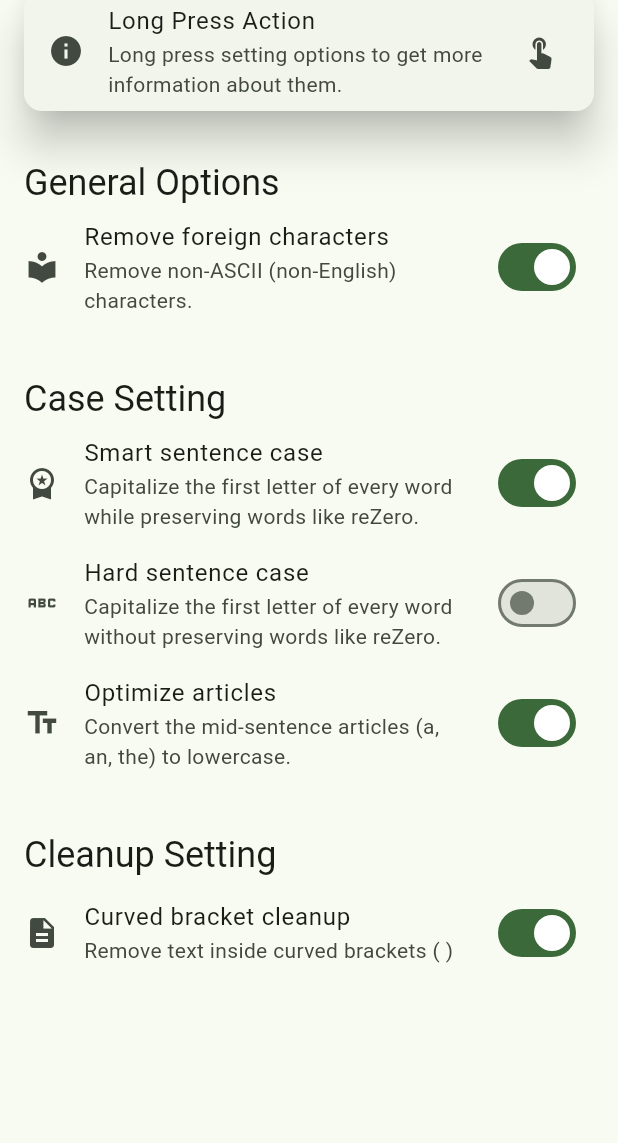
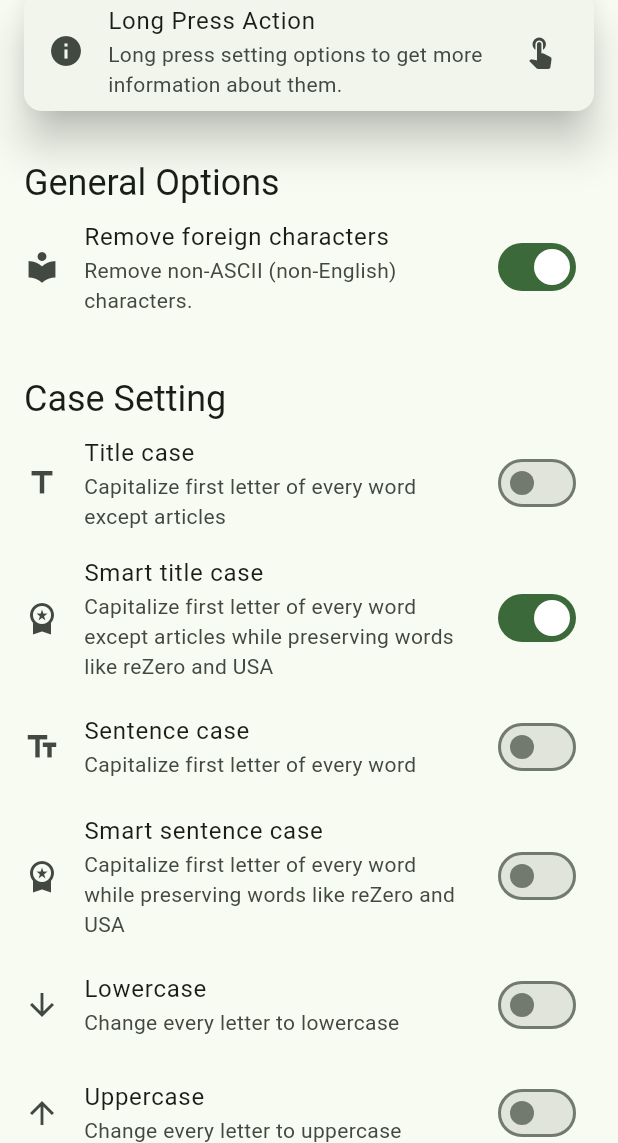
Before and after one commit to Az-21/simplify, a Flutter app: the SettingsPage screen opened directly, on a phone screen of 412 x 824 dp, the part 93-1236 px from its top. Run offline on Flutter 3.47's test engine with Material 2 defaults, Android fonts, the phone set to English and light mode, and no system bars; missing offline and left inert: test.

Commit message:
🧼 refactor options and add `longpress` popup

```diff
--- a/lib/pages/settings/components/case.dart
+++ /dev/null
@@ -1,88 +0,0 @@
-import 'package:flutter/material.dart';
-
-///
-/* ----------------------- Smart Sentence Case Switch ----------------------- */
-///
-class SmartSentenceCaseSwitch extends StatefulWidget {
-  const SmartSentenceCaseSwitch({Key? key}) : super(key: key);
-  @override
-  State<SmartSentenceCaseSwitch> createState() => _SmartSentenceCaseSwitchState();
-}
-
-class _SmartSentenceCaseSwitchState extends State<SmartSentenceCaseSwitch> {
-  /// Field
-  bool isEnabled = true;
-
-  @override
-  Widget build(BuildContext context) {
-    return ListTile(
-      leading: const Icon(Icons.workspace_premium),
-      title: const Text("Smart sentence case"),
-      subtitle: const Text("Capitalize the first letter of every word while preserving words like reZero."),
-      trailing: Switch(
-        value: isEnabled,
-        onChanged: (value) => setState(() {
-          isEnabled = !isEnabled;
-        }),
-      ),
-    );
-  }
-}
-
-///
-/* -------------------------- Sentence Case Switch -------------------------- */
-///
-class HardSentenceCaseSwitch extends StatefulWidget {
-  const HardSentenceCaseSwitch({Key? key}) : super(key: key);
-  @override
-  State<HardSentenceCaseSwitch> createState() => _HardSentenceCaseSwitchState();
-}
-
-class _HardSentenceCaseSwitchState extends State<HardSentenceCaseSwitch> {
-  /// Field
-  bool isEnabled = false;
-
-  @override
-  Widget build(BuildContext context) {
-    return ListTile(
-      leading: const Icon(Icons.abc),
-      title: const Text("Hard sentence case"),
-      subtitle: const Text("Capitalize the first letter of every word without preserving words like reZero."),
-      trailing: Switch(
-        value: isEnabled,
-        onChanged: (value) => setState(() {
-          isEnabled = !isEnabled;
-        }),
-      ),
-    );
-  }
-}
-
-///
-/* ------------------------ Optimize articles switch ------------------------ */
-///
-class OptimizeArticlesSwitch extends StatefulWidget {
-  const OptimizeArticlesSwitch({Key? key}) : super(key: key);
-  @override
-  State<OptimizeArticlesSwitch> createState() => _OptimizeArticlesSwitch();
-}
-
-class _OptimizeArticlesSwitch extends State<OptimizeArticlesSwitch> {
-  /// Field
-  bool isEnabled = true;
-
-  @override
-  Widget build(BuildContext context) {
-    return ListTile(
-      leading: const Icon(Icons.text_fields),
-      title: const Text("Optimize articles"),
-      subtitle: const Text("Convert the mid-sentence articles (a, an, the) to lowercase."),
-      trailing: Switch(
-        value: isEnabled,
-        onChanged: (value) => setState(() {
-          isEnabled = !isEnabled;
-        }),
-      ),
-    );
-  }
-}
--- /dev/null
+++ b/lib/pages/settings/components/case/lowercase.dart
@@ -0,0 +1,66 @@
+import 'package:flutter/material.dart';
+
+/// Constant fields
+const String _title = "Lowercase";
+const String _subtitle = "Change every letter to lowercase";
+
+class LowerCaseOption extends StatefulWidget {
+  const LowerCaseOption({Key? key}) : super(key: key);
+  @override
+  State<LowerCaseOption> createState() => _LowerCaseOptionState();
+}
+
+class _LowerCaseOptionState extends State<LowerCaseOption> {
+  /// Field
+  bool isEnabled = false;
+
+  @override
+  Widget build(BuildContext context) {
+    return ListTile(
+      leading: const Icon(Icons.arrow_downward),
+      title: const Text(_title),
+      subtitle: const Text(_subtitle),
+      onLongPress: () => _MoreInfoPopup(context),
+      trailing: Switch(
+        value: isEnabled,
+        onChanged: (value) => setState(() {
+          isEnabled = !isEnabled;
+        }),
+      ),
+    );
+  }
+
+/* ----------------------------- More info popup ---------------------------- */
+  void _MoreInfoPopup(BuildContext context) {
+    showDialog(
+      context: context,
+      builder: (context) {
+        return AlertDialog(
+          title: const Text(_title),
+          content: SizedBox(
+            width: (2 / 3) * MediaQuery.of(context).size.width,
+            height: (1 / 3) * MediaQuery.of(context).size.height,
+            child: ListView(
+              children: [
+                Text("• Description", style: Theme.of(context).textTheme.labelLarge),
+                const Text(_subtitle),
+                const SizedBox(height: 32),
+                //
+                Text("• Sample Input", style: Theme.of(context).textTheme.labelLarge),
+                const Text("March Comes in Like a Lion - E01"),
+                const SizedBox(height: 32),
+                //
+                Text("• Sample Output", style: Theme.of(context).textTheme.labelLarge),
+                const Text("march comes in like a lion - e01"),
+              ],
+            ),
+          ),
+          actions: [
+            TextButton(onPressed: () {/*TODO*/}, child: const Text("Share Feedback")),
+            OutlinedButton(onPressed: () => Navigator.pop(context), child: const Text("OK")),
+          ],
+        );
+      },
+    );
+  }
+}
--- /dev/null
+++ b/lib/pages/settings/components/case/sentencecase_normal.dart
@@ -0,0 +1,66 @@
+import 'package:flutter/material.dart';
+
+/// Constant fields
+const String _title = "Sentence case";
+const String _subtitle = "Capitalize first letter of every word";
+
+class SentenceCaseOption extends StatefulWidget {
+  const SentenceCaseOption({Key? key}) : super(key: key);
+  @override
+  State<SentenceCaseOption> createState() => _SentenceCaseOptionState();
+}
+
+class _SentenceCaseOptionState extends State<SentenceCaseOption> {
+  /// Field
+  bool isEnabled = false;
+
+  @override
+  Widget build(BuildContext context) {
+    return ListTile(
+      leading: const Icon(Icons.text_fields),
+      title: const Text(_title),
+      subtitle: const Text(_subtitle),
+      onLongPress: () => _MoreInfoPopup(context),
+      trailing: Switch(
+        value: isEnabled,
+        onChanged: (value) => setState(() {
+          isEnabled = !isEnabled;
+        }),
+      ),
+    );
+  }
+
+/* ----------------------------- More info popup ---------------------------- */
+  void _MoreInfoPopup(BuildContext context) {
+    showDialog(
+      context: context,
+      builder: (context) {
+        return AlertDialog(
+          title: const Text(_title),
+          content: SizedBox(
+            width: (2 / 3) * MediaQuery.of(context).size.width,
+            height: (1 / 3) * MediaQuery.of(context).size.height,
+            child: ListView(
+              children: [
+                Text("• Description", style: Theme.of(context).textTheme.labelLarge),
+                const Text(_subtitle),
+                const SizedBox(height: 32),
+                //
+                Text("• Sample Input", style: Theme.of(context).textTheme.labelLarge),
+                const Text("reZero in the USA - S02E01"),
+                const SizedBox(height: 32),
+                //
+                Text("• Sample Output", style: Theme.of(context).textTheme.labelLarge),
+                const Text("Rezero In The Usa - S02E01"),
+              ],
+            ),
+          ),
+          actions: [
+            TextButton(onPressed: () {/*TODO*/}, child: const Text("Share Feedback")),
+            OutlinedButton(onPressed: () => Navigator.pop(context), child: const Text("OK")),
+          ],
+        );
+      },
+    );
+  }
+}
--- /dev/null
+++ b/lib/pages/settings/components/case/sentencecase_smart.dart
@@ -0,0 +1,66 @@
+import 'package:flutter/material.dart';
+
+/// Constant fields
+const String _title = "Smart sentence case";
+const String _subtitle = "Capitalize first letter of every word while preserving words like reZero and USA";
+
+class SmartSentenceCaseOption extends StatefulWidget {
+  const SmartSentenceCaseOption({Key? key}) : super(key: key);
+  @override
+  State<SmartSentenceCaseOption> createState() => _SmartSentenceCaseOptionState();
+}
+
+class _SmartSentenceCaseOptionState extends State<SmartSentenceCaseOption> {
+  /// Field
+  bool isEnabled = false;
+
+  @override
+  Widget build(BuildContext context) {
+    return ListTile(
+      leading: const Icon(Icons.workspace_premium),
+      title: const Text(_title),
+      subtitle: const Text(_subtitle),
+      onLongPress: () => _MoreInfoPopup(context),
+      trailing: Switch(
+        value: isEnabled,
+        onChanged: (value) => setState(() {
+          isEnabled = !isEnabled;
+        }),
+      ),
+    );
+  }
+
+/* ----------------------------- More info popup ---------------------------- */
+  void _MoreInfoPopup(BuildContext context) {
+    showDialog(
+      context: context,
+      builder: (context) {
+        return AlertDialog(
+          title: const Text(_title),
+          content: SizedBox(
+            width: (2 / 3) * MediaQuery.of(context).size.width,
+            height: (1 / 3) * MediaQuery.of(context).size.height,
+            child: ListView(
+              children: [
+                Text("• Description", style: Theme.of(context).textTheme.labelLarge),
+                const Text(_subtitle),
+                const SizedBox(height: 32),
+                //
+                Text("• Sample Input", style: Theme.of(context).textTheme.labelLarge),
+                const Text("reZero in the USA - S02E01"),
+                const SizedBox(height: 32),
+                //
+                Text("• Sample Output", style: Theme.of(context).textTheme.labelLarge),
+                const Text("reZero In The USA - S02E01"),
+              ],
+            ),
+          ),
+          actions: [
+            TextButton(onPressed: () {/*TODO*/}, child: const Text("Share Feedback")),
+            OutlinedButton(onPressed: () => Navigator.pop(context), child: const Text("OK")),
+          ],
+        );
+      },
+    );
+  }
+}
--- /dev/null
+++ b/lib/pages/settings/components/case/titlecase_normal.dart
@@ -0,0 +1,67 @@
+import 'package:flutter/material.dart';
+
+/// Constant fields
+const String _title = "Title case";
+const String _subtitle = "Capitalize first letter of every word except articles";
+
+class TitleCaseOption extends StatefulWidget {
+  const TitleCaseOption({Key? key}) : super(key: key);
+
+  @override
+  State<TitleCaseOption> createState() => _TitleCaseOptionState();
+}
+
+class _TitleCaseOptionState extends State<TitleCaseOption> {
+  /// Field
+  bool isEnabled = false;
+
+  @override
+  Widget build(BuildContext context) {
+    return ListTile(
+      leading: const Icon(Icons.title),
+      title: const Text(_title),
+      subtitle: const Text(_subtitle),
+      onLongPress: () => _MoreInfoPopup(context),
+      trailing: Switch(
+        value: isEnabled,
+        onChanged: (value) => setState(() {
+          isEnabled = !isEnabled;
+        }),
+      ),
+    );
+  }
+
+/* ----------------------------- More info popup ---------------------------- */
+  void _MoreInfoPopup(BuildContext context) {
+    showDialog(
+      context: context,
+      builder: (context) {
+        return AlertDialog(
+          title: const Text(_title),
+          content: SizedBox(
+            width: (2 / 3) * MediaQuery.of(context).size.width,
+            height: (1 / 3) * MediaQuery.of(context).size.height,
+            child: ListView(
+              children: [
+                Text("• Description", style: Theme.of(context).textTheme.labelLarge),
+                const Text(_subtitle),
+                const SizedBox(height: 32),
+                //
+                Text("• Sample Input", style: Theme.of(context).textTheme.labelLarge),
+                const Text("reZero in the USA - S02E01"),
+                const SizedBox(height: 32),
+                //
+                Text("• Sample Output", style: Theme.of(context).textTheme.labelLarge),
+                const Text("Rezero in the Usa - S02E01"),
+              ],
+            ),
+          ),
+          actions: [
+            TextButton(onPressed: () {/*TODO*/}, child: const Text("Share Feedback")),
+            OutlinedButton(onPressed: () => Navigator.pop(context), child: const Text("OK")),
+          ],
+        );
+      },
+    );
+  }
+}
--- /dev/null
+++ b/lib/pages/settings/components/case/titlecase_smart.dart
@@ -0,0 +1,66 @@
+import 'package:flutter/material.dart';
+
+/// Constant fields
+const String _title = "Smart title case";
+const String _subtitle = "Capitalize first letter of every word except articles while preserving words like reZero and USA";
+
+class SmartTitleCaseOption extends StatefulWidget {
+  const SmartTitleCaseOption({Key? key}) : super(key: key);
+  @override
+  State<SmartTitleCaseOption> createState() => _SmartTitleCaseOptionState();
+}
+
+class _SmartTitleCaseOptionState extends State<SmartTitleCaseOption> {
+  /// Field
+  bool isEnabled = true;
+
+  @override
+  Widget build(BuildContext context) {
+    return ListTile(
+      leading: const Icon(Icons.workspace_premium),
+      title: const Text(_title),
+      subtitle: const Text(_subtitle),
+      onLongPress: () => _MoreInfoPopup(context),
+      trailing: Switch(
+        value: isEnabled,
+        onChanged: (value) => setState(() {
+          isEnabled = !isEnabled;
+        }),
+      ),
+    );
+  }
+
+/* ----------------------------- More info popup ---------------------------- */
+  void _MoreInfoPopup(BuildContext context) {
+    showDialog(
+      context: context,
+      builder: (context) {
+        return AlertDialog(
+          title: const Text(_title),
+          content: SizedBox(
+            width: (2 / 3) * MediaQuery.of(context).size.width,
+            height: (1 / 3) * MediaQuery.of(context).size.height,
+            child: ListView(
+              children: [
+                Text("• Description", style: Theme.of(context).textTheme.labelLarge),
+                const Text(_subtitle),
+                const SizedBox(height: 32),
+                //
+                Text("• Sample Input", style: Theme.of(context).textTheme.labelLarge),
+                const Text("reZero in the USA - S02E01"),
+                const SizedBox(height: 32),
+                //
+                Text("• Sample Output", style: Theme.of(context).textTheme.labelLarge),
+                const Text("reZero in the USA - S02E01"),
+              ],
+            ),
+          ),
+          actions: [
+            TextButton(onPressed: () {/*TODO*/}, child: const Text("Share Feedback")),
+            OutlinedButton(onPressed: () => Navigator.pop(context), child: const Text("OK")),
+          ],
+        );
+      },
+    );
+  }
+}
--- /dev/null
+++ b/lib/pages/settings/components/case/uppercase.dart
@@ -0,0 +1,66 @@
+import 'package:flutter/material.dart';
+
+/// Constant fields
+const String _title = "Uppercase";
+const String _subtitle = "Change every letter to uppercase";
+
+class UpperCaseOption extends StatefulWidget {
+  const UpperCaseOption({Key? key}) : super(key: key);
+  @override
+  State<UpperCaseOption> createState() => _UpperCaseOptionState();
+}
+
+class _UpperCaseOptionState extends State<UpperCaseOption> {
+  /// Field
+  bool isEnabled = false;
+
+  @override
+  Widget build(BuildContext context) {
+    return ListTile(
+      leading: const Icon(Icons.arrow_upward),
+      title: const Text(_title),
+      subtitle: const Text(_subtitle),
+      onLongPress: () => _MoreInfoPopup(context),
+      trailing: Switch(
+        value: isEnabled,
+        onChanged: (value) => setState(() {
+          isEnabled = !isEnabled;
+        }),
+      ),
+    );
+  }
+
+/* ----------------------------- More info popup ---------------------------- */
+  void _MoreInfoPopup(BuildContext context) {
+    showDialog(
+      context: context,
+      builder: (context) {
+        return AlertDialog(
+          title: const Text(_title),
+          content: SizedBox(
+            width: (2 / 3) * MediaQuery.of(context).size.width,
+            height: (1 / 3) * MediaQuery.of(context).size.height,
+            child: ListView(
+              children: [
+                Text("• Description", style: Theme.of(context).textTheme.labelLarge),
+                const Text(_subtitle),
+                const SizedBox(height: 32),
+                //
+                Text("• Sample Input", style: Theme.of(context).textTheme.labelLarge),
+                const Text("March Comes in Like a Lion - E01"),
+                const SizedBox(height: 32),
+                //
+                Text("• Sample Output", style: Theme.of(context).textTheme.labelLarge),
+                const Text("MARCH COMES IN LIKE A LION - E01"),
+              ],
+            ),
+          ),
+          actions: [
+            TextButton(onPressed: () {/*TODO*/}, child: const Text("Share Feedback")),
+            OutlinedButton(onPressed: () => Navigator.pop(context), child: const Text("OK")),
+          ],
+        );
+      },
+    );
+  }
+}
--- a/lib/pages/settings/components/options.dart
+++ b/lib/pages/settings/components/general/ascii.dart
@@ -3,16 +3,16 @@ import 'package:flutter/material.dart';
 ///
 /* ----------------------- Remove non-ASCII characters ---------------------- */
 /// Constant fields
-const String _asciiOnlySettingTitle = "Remove foreign characters";
-const String _asciiOnlySettingSubtitle = "Remove non-ASCII (non-English) characters.";
+const String _title = "Remove foreign characters";
+const String _subtitle = "Remove non-ASCII (non-English) characters.";
 
-class AsciiOnlySwitch extends StatefulWidget {
-  const AsciiOnlySwitch({Key? key}) : super(key: key);
+class AsciiOnlyOption extends StatefulWidget {
+  const AsciiOnlyOption({Key? key}) : super(key: key);
   @override
-  State<AsciiOnlySwitch> createState() => _AsciiOnlySwitchState();
+  State<AsciiOnlyOption> createState() => _AsciiOnlyOptionState();
 }
 
-class _AsciiOnlySwitchState extends State<AsciiOnlySwitch> {
+class _AsciiOnlyOptionState extends State<AsciiOnlyOption> {
   /// Field
   bool isEnabled = true;
 
@@ -20,9 +20,9 @@ class _AsciiOnlySwitchState extends State<AsciiOnlySwitch> {
   Widget build(BuildContext context) {
     return ListTile(
       leading: const Icon(Icons.local_library),
-      title: const Text(_asciiOnlySettingTitle),
-      subtitle: const Text(_asciiOnlySettingSubtitle),
-      onLongPress: () => ShowAsciiOnlySettingInfoDialog(context),
+      title: const Text(_title),
+      subtitle: const Text(_subtitle),
+      onLongPress: () => _MoreInfoPopup(context),
       trailing: Switch(
         value: isEnabled,
         onChanged: (value) => setState(() {
@@ -33,19 +33,19 @@ class _AsciiOnlySwitchState extends State<AsciiOnlySwitch> {
   }
 
   /* ----------------------------- More info popup ---------------------------- */
-  void ShowAsciiOnlySettingInfoDialog(BuildContext context) {
+  void _MoreInfoPopup(BuildContext context) {
     showDialog(
         context: context,
         builder: (context) {
           return AlertDialog(
-            title: const Text(_asciiOnlySettingTitle),
+            title: const Text(_title),
             content: SizedBox(
               width: (2 / 3) * MediaQuery.of(context).size.width,
               height: (1 / 3) * MediaQuery.of(context).size.height,
               child: ListView(
                 children: [
                   Text("• Description", style: Theme.of(context).textTheme.labelLarge),
-                  const Text(_asciiOnlySettingSubtitle),
+                  const Text(_subtitle),
                   const SizedBox(height: 32),
                   //
                   Text("• Sample Input", style: Theme.of(context).textTheme.labelLarge),
--- a/lib/pages/settings/page.dart
+++ b/lib/pages/settings/page.dart
@@ -1,11 +1,16 @@
 import 'package:flutter/material.dart';
 import 'package:simplify/components/drawer/drawer.dart';
 import 'package:simplify/components/drawer/logic/page_list.dart';
-import 'package:simplify/pages/settings/components/case.dart';
+import 'package:simplify/pages/settings/components/case/lowercase.dart';
+import 'package:simplify/pages/settings/components/case/sentencecase_normal.dart';
+import 'package:simplify/pages/settings/components/case/sentencecase_smart.dart';
+import 'package:simplify/pages/settings/components/case/titlecase_normal.dart';
+import 'package:simplify/pages/settings/components/case/titlecase_smart.dart';
+import 'package:simplify/pages/settings/components/case/uppercase.dart';
 import 'package:simplify/pages/settings/components/cleanup/curved_brackets.dart';
 import 'package:simplify/pages/settings/components/heading.dart';
 import 'package:simplify/pages/settings/components/info.dart';
-import 'package:simplify/pages/settings/components/options.dart';
+import 'package:simplify/pages/settings/components/general/ascii.dart';
 
 class SettingsPage extends StatelessWidget {
   const SettingsPage({Key? key}) : super(key: key);
@@ -24,13 +29,16 @@ class SettingsPage extends StatelessWidget {
 
           /* ----------------------------- General options ---------------------------- */
           SettingHeader(heading: "General Options"),
-          AsciiOnlySwitch(),
+          AsciiOnlyOption(),
 
           /* ----------------------------- Case Modifiers ----------------------------- */
           SettingHeader(heading: "Case Setting"),
-          SmartSentenceCaseSwitch(),
-          HardSentenceCaseSwitch(),
-          OptimizeArticlesSwitch(),
+          TitleCaseOption(),
+          SmartTitleCaseOption(),
+          SentenceCaseOption(),
+          SmartSentenceCaseOption(),
+          LowerCaseOption(),
+          UpperCaseOption(),
 
           /* ----------------------------- Cleanup Options ---------------------------- */
           SettingHeader(heading: "Cleanup Setting"),
```
